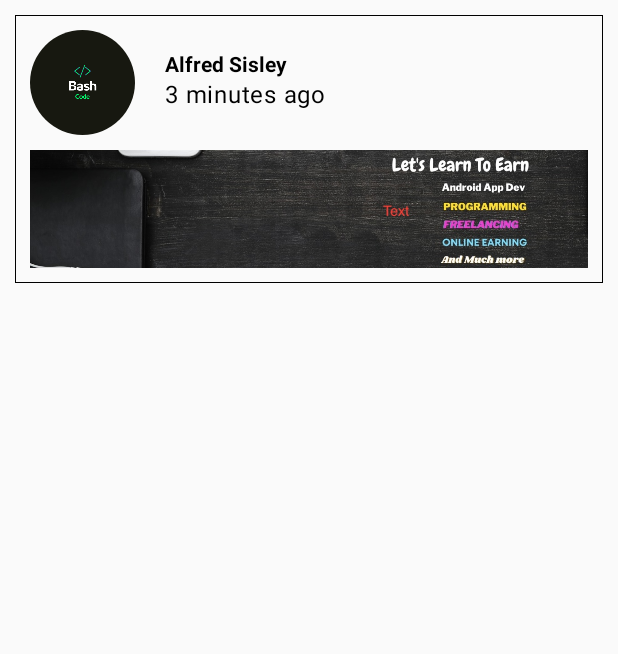
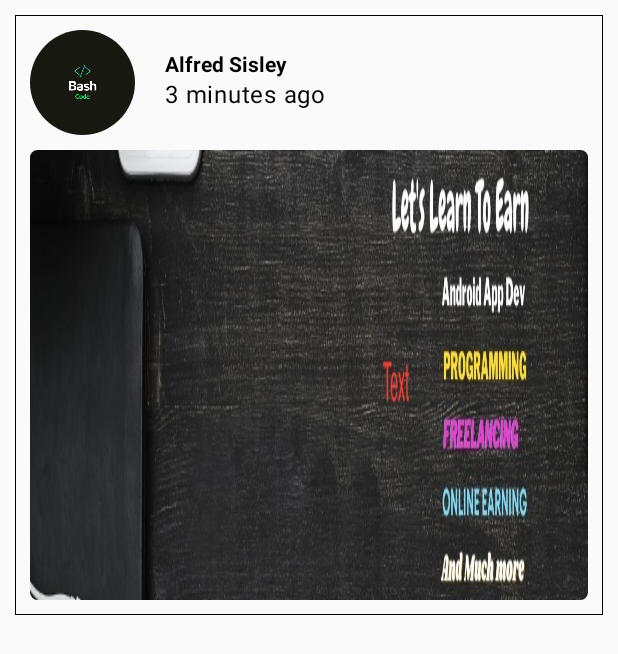
Before and after one commit to Amir-ByteGrowth/AndDevCompoosePreperations, an Android app built with Jetpack Compose: the screen it shows after launch (MainActivity), on a phone screen of 412 x 824 dp. Shown: the top 654 px of the screen. Run offline under Robolectric (Android 15) with nearby library versions, the light colour scheme and no system bars.

Commit message:
Box with Image Thumb

```diff
--- a/basiclayoutpractice/src/main/java/com/example/basiclayoutpractice/widgets/UserRowWithThumbImg.kt
+++ b/basiclayoutpractice/src/main/java/com/example/basiclayoutpractice/widgets/UserRowWithThumbImg.kt
@@ -7,6 +7,7 @@ import androidx.compose.foundation.layout.Box
 import androidx.compose.foundation.layout.Column
 import androidx.compose.foundation.layout.Row
 import androidx.compose.foundation.layout.fillMaxWidth
+import androidx.compose.foundation.layout.height
 import androidx.compose.foundation.layout.padding
 import androidx.compose.foundation.layout.size
 import androidx.compose.foundation.shape.RoundedCornerShape
@@ -62,7 +63,11 @@ fun UserRowWithThumbImg(modifier: Modifier = Modifier) {
 
             Image(
                 painter = painterResource(id = R.drawable.thumb),
-                contentDescription = "ThumbImage"
+                contentDescription = "ThumbImage",
+                contentScale = ContentScale.FillBounds,
+                modifier = Modifier
+                    .height(300.dp)
+                    .clip(RoundedCornerShape(5.dp))
             )
         }
     }
```
